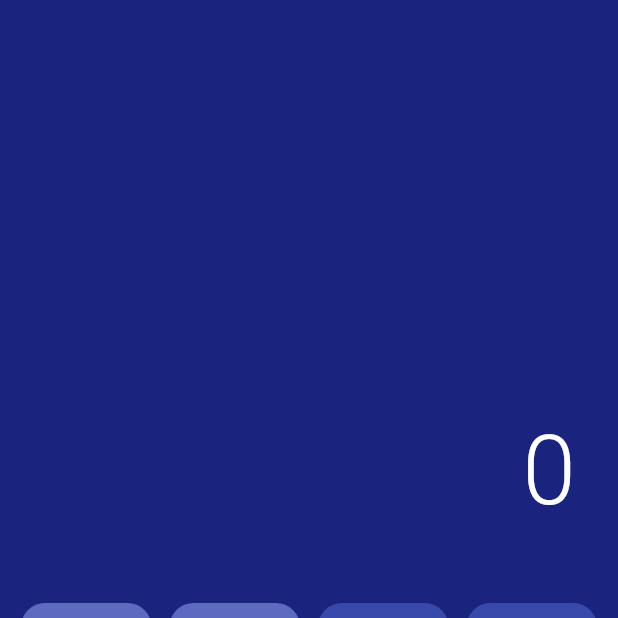
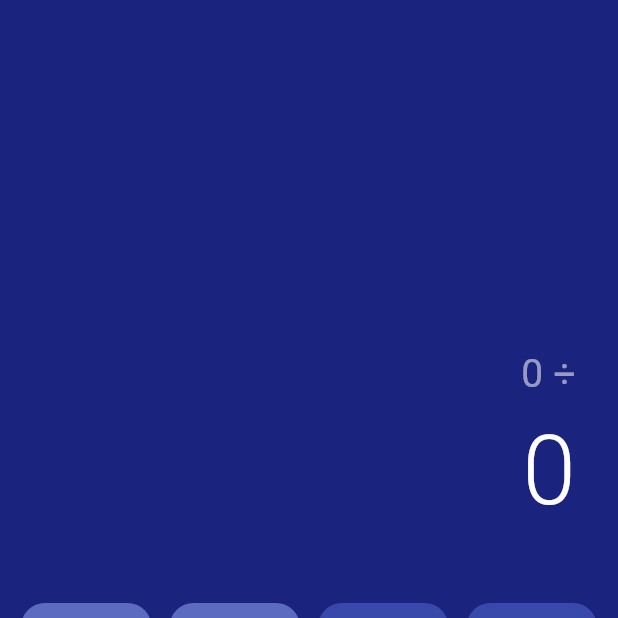
Before and after one commit to samuelcatalanz123/calculadora, a Flutter app: the screen it shows after launch, after a tap on an icon or button, on a phone screen of 412 x 824 dp, the top half of it. Run offline on Flutter 3.47's test engine with Material 3 defaults, Android fonts, the phone set to English and light mode, and no system bars.

Commit message:
feat: mostrar la operación en curso arriba del resultado

```diff
--- a/lib/main.dart
+++ b/lib/main.dart
@@ -125,6 +125,14 @@ class _CalculadoraState extends State<Calculadora> {
     return n.toString();
   }
 
+  // La operación pendiente, para mostrarla arriba (ej. "7 ×").
+  String get _expresion {
+    if (_operador != null && _acumulado != null) {
+      return '${_formatear(_acumulado!)} $_operador';
+    }
+    return '';
+  }
+
   @override
   Widget build(BuildContext context) {
     final filas = [
@@ -144,10 +152,21 @@ class _CalculadoraState extends State<Calculadora> {
               child: Container(
                 alignment: Alignment.bottomRight,
                 padding: const EdgeInsets.all(28),
-                child: Text(
-                  _display,
-                  style: const TextStyle(color: Colors.white, fontSize: 64, fontWeight: FontWeight.w300),
-                  maxLines: 1,
+                child: Column(
+                  mainAxisSize: MainAxisSize.min,
+                  crossAxisAlignment: CrossAxisAlignment.end,
+                  children: [
+                    Text(
+                      _expresion,
+                      style: const TextStyle(color: Colors.white54, fontSize: 26),
+                      maxLines: 1,
+                    ),
+                    Text(
+                      _display,
+                      style: const TextStyle(color: Colors.white, fontSize: 64, fontWeight: FontWeight.w300),
+                      maxLines: 1,
+                    ),
+                  ],
                 ),
               ),
             ),
```
